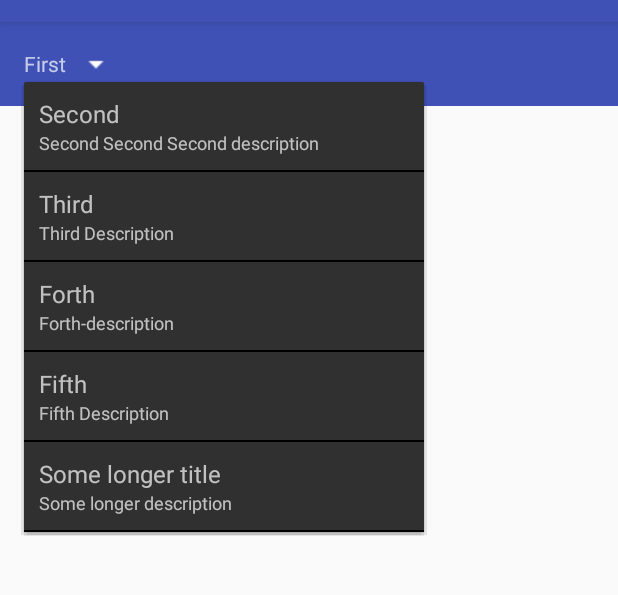
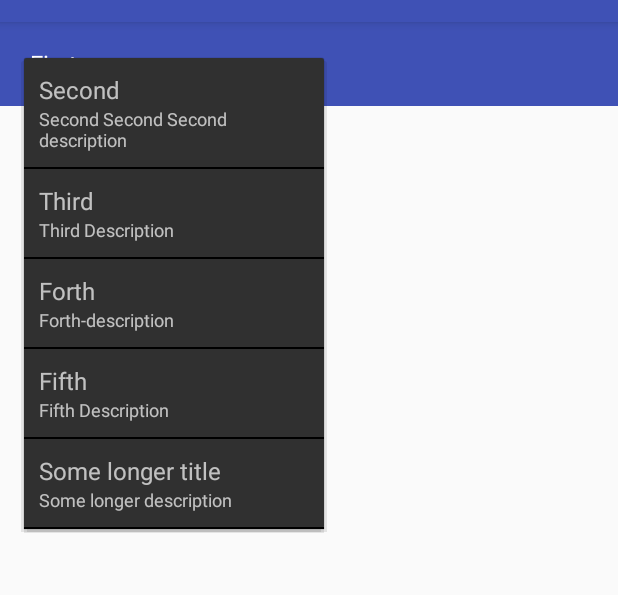
Before and after one commit to sagiyemi/custom-spinner, an Android app: the screen it shows after launch (MainActivity), after a tap on "First", on a phone screen of 412 x 824 dp, the part 62-657 px from its top. Run offline under Robolectric (Android 15) with nearby library versions, the phone set to English and light mode, and no system bars; 1 statement that could not run was skipped.

Commit message:
Add customization to spinner and dropdown, fix inflating dropdown items

```diff
--- a/library/src/main/java/com/autodesk/customspinner/CustomSpinner.java
+++ b/library/src/main/java/com/autodesk/customspinner/CustomSpinner.java
@@ -1,9 +1,13 @@
 package com.autodesk.customspinner;
 
 import android.content.Context;
+import android.content.res.ColorStateList;
 import android.content.res.TypedArray;
+import android.graphics.Color;
+import android.support.v4.view.GravityCompat;
 import android.support.v7.widget.ListPopupWindow;
 import android.util.AttributeSet;
+import android.util.TypedValue;
 import android.view.View;
 import android.widget.AdapterView;
 import android.widget.ImageView;
@@ -18,11 +22,16 @@ public class CustomSpinner<T extends SpinnerDropDownItem> extends LinearLayout i
 
     private static final String TAG = "CustomSpinner";
 
-    private int mDrawablePaddingLeft = Util.dpToPx(getContext(), 8f);
+    private int mDrawablePaddingLeft = Util.dpToPx(getContext(), 4f);
     private int mDrawablePaddingTop = Util.dpToPx(getContext(), 0f);
-    private int mDrawablePaddingRight = Util.dpToPx(getContext(), 8f);
+    private int mDrawablePaddingRight = Util.dpToPx(getContext(), 4f);
     private int mDrawablePaddingBottom = Util.dpToPx(getContext(), 0f);
     private int mDrawableRight = R.drawable.ic_keyboard_arrow_down_white_24dp;
+    private int mDropdownMaxHeight = ListPopupWindow.WRAP_CONTENT;
+    private int mDropdownVerticalOffset = Util.dpToPx(getContext(), 8f);
+    private int mDropdownWidth = Util.dpToPx(getContext(), 200f);
+    private ColorStateList mSpinnerTextColor;
+    private float mSpinnerTextSize;
     private boolean mHideSelectedItem = false;
 
     private TextView mTitle;
@@ -53,9 +62,10 @@ public class CustomSpinner<T extends SpinnerDropDownItem> extends LinearLayout i
         mPopup = new ListPopupWindow(context);
         mPopup.setOnItemClickListener(this);
         mPopup.setAnchorView(this);
-        mPopup.setWidth(400);
-        mPopup.setHeight(ListPopupWindow.WRAP_CONTENT);
+        mPopup.setWidth(mDropdownWidth);
+        mPopup.setHeight(mDropdownMaxHeight);
         mPopup.setModal(true);
+        mPopup.setDropDownGravity(GravityCompat.END);
 
         TypedArray attr = context.obtainStyledAttributes(attrs, R.styleable.CustomSpinner, 0, 0);
 
@@ -65,12 +75,31 @@ public class CustomSpinner<T extends SpinnerDropDownItem> extends LinearLayout i
         mDrawablePaddingBottom = attr.getDimensionPixelSize(R.styleable.CustomSpinner_cs_drawable_paddingBottom, mDrawablePaddingBottom);
         mDrawableRight = attr.getResourceId(R.styleable.CustomSpinner_cs_drawable_right, mDrawableRight);
         mHideSelectedItem = attr.getBoolean(R.styleable.CustomSpinner_cs_hide_selected_item, mHideSelectedItem);
+        mDropdownMaxHeight = attr.getDimensionPixelSize(R.styleable.CustomSpinner_cs_dropdown_max_height, mDropdownMaxHeight);
+        mDropdownWidth = attr.getDimensionPixelSize(R.styleable.CustomSpinner_cs_dropdown_width, mDropdownWidth);
+        mDropdownVerticalOffset = attr.getDimensionPixelSize(R.styleable.CustomSpinner_cs_dropdown_vertical_offset, mDropdownVerticalOffset);
+        mSpinnerTextColor = attr.getColorStateList(R.styleable.CustomSpinner_cs_spinner_text_color);
+        if (mSpinnerTextColor == null) {
+            mSpinnerTextColor = ColorStateList.valueOf(Color.WHITE);
+        }
+        mSpinnerTextSize = attr.getDimension(R.styleable.CustomSpinner_cs_spinner_text_size, getResources().getDimension(R.dimen.spinner_text_size));
+        final int openDirectionEnum = attr.getInteger(R.styleable.CustomSpinner_cs_dropdown_open_direction, 0);
+        mPopup.setDropDownGravity(openDirectionEnum == 0 ? GravityCompat.START : GravityCompat.END);
 
         attr.recycle();
 
         mIcon.setVisibility(GONE);
         mIcon.setImageResource(mDrawableRight);
         mIcon.setPadding(mDrawablePaddingLeft, mDrawablePaddingTop, mDrawablePaddingRight, mDrawablePaddingBottom);
+        mTitle.setTextColor(mSpinnerTextColor);
+        mTitle.setTextSize(TypedValue.COMPLEX_UNIT_PX, mSpinnerTextSize);
+    }
+
+    @Override
+    protected void onMeasure(int widthMeasureSpec, int heightMeasureSpec) {
+        super.onMeasure(widthMeasureSpec, heightMeasureSpec);
+        // Offset dropdown anchor to the top of the anchor view
+        mPopup.setVerticalOffset(-getMeasuredHeight() + mDropdownVerticalOffset);
     }
 
     public void setAdapter(CustomSpinnerAdapter<T> adapter) {
@@ -116,12 +145,12 @@ public class CustomSpinner<T extends SpinnerDropDownItem> extends LinearLayout i
     private void setSelectedItem(int position) {
         mAdapter.setSelectedItem(position);
         mAdapter.notifyDataSetChanged();
-        mTitle.setText(mAdapter.getSelectedItemTitle());
+        mTitle.setText(mAdapter.getSelectedItemTitle(getResources()));
     }
 
     public void setInitialSelectedItem(int position) {
         mAdapter.setInitialSelectedItem(position);
         mAdapter.notifyDataSetChanged();
-        mTitle.setText(mAdapter.getSelectedItemTitle());
+        mTitle.setText(mAdapter.getSelectedItemTitle(getResources()));
     }
 }
--- a/library/src/main/java/com/autodesk/customspinner/CustomSpinnerAdapter.java
+++ b/library/src/main/java/com/autodesk/customspinner/CustomSpinnerAdapter.java
@@ -1,6 +1,7 @@
 package com.autodesk.customspinner;
 
 import android.content.Context;
+import android.content.res.Resources;
 import android.support.annotation.LayoutRes;
 import android.support.annotation.NonNull;
 import android.view.LayoutInflater;
@@ -67,13 +68,18 @@ public class CustomSpinnerAdapter<T extends SpinnerDropDownItem> extends BaseAda
     @Override
     public View getView(int position, View view, ViewGroup viewGroup) {
         LayoutInflater inflater = (LayoutInflater) viewGroup.getContext().getSystemService(Context.LAYOUT_INFLATER_SERVICE);
-        final View view1 = inflater.inflate(mLayoutResId, null);
+        final View view1 = inflater.inflate(mLayoutResId, viewGroup, false);
         mViewBinder.bindView(view1, getItem(position));
         return view1;
     }
 
-    public String getSelectedItemTitle() {
-        return mItems.get(mSelectedItemPosition).spinnerTitle();
+    public String getSelectedItemTitle(Resources resources) {
+        final T item = mItems.get(mSelectedItemPosition);
+        if (item.spinnerTitleResId() != 0) {
+            return resources.getString(item.spinnerTitleResId());
+        } else {
+            return item.spinnerTitle();
+        }
     }
 
     public void setInitialSelectedItem(int selectedItemPosition) {
--- a/library/src/main/java/com/autodesk/customspinner/SpinnerDropDownItem.java
+++ b/library/src/main/java/com/autodesk/customspinner/SpinnerDropDownItem.java
@@ -1,4 +1,6 @@
 package com.autodesk.customspinner;
+
+import android.support.annotation.StringRes;
 
 /**
  * Created by sagiyemini on 25/12/2016.
@@ -8,4 +10,7 @@ public interface SpinnerDropDownItem {
 
     String spinnerTitle();
 
+    @StringRes
+    int spinnerTitleResId();
+
 }
--- a/library/src/main/res/layout/custom_spinner.xml
+++ b/library/src/main/res/layout/custom_spinner.xml
@@ -8,7 +8,9 @@
         android:id="@+id/title"
         android:layout_width="wrap_content"
         android:layout_height="match_parent"
-        android:gravity="center_vertical"/>
+        android:gravity="center_vertical"
+        android:paddingLeft="4dp"
+        android:paddingRight="4dp"/>
 
     <ImageView
         android:id="@+id/icon"
--- a/library/src/main/res/values/attrs.xml
+++ b/library/src/main/res/values/attrs.xml
@@ -8,6 +8,15 @@
         <attr name="cs_drawable_paddingLeft" format="dimension"/>
         <attr name="cs_drawable_paddingRight" format="dimension"/>
         <attr name="cs_drawable_paddingBottom" format="dimension"/>
+        <attr name="cs_dropdown_max_height" format="dimension"/>
+        <attr name="cs_dropdown_width" format="dimension"/>
+        <attr name="cs_dropdown_vertical_offset" format="dimension"/>
+        <attr name="cs_dropdown_open_direction" format="enum">
+            <enum name="right" value="0"/>
+            <enum name="left" value="1"/>
+        </attr>
+        <attr name="cs_spinner_text_color" format="reference|color"/>
+        <attr name="cs_spinner_text_size" format="dimension"/>
     </declare-styleable>
 
 </resources>
--- /dev/null
+++ b/library/src/main/res/values/dimens.xml
@@ -0,0 +1,6 @@
+<?xml version="1.0" encoding="utf-8"?>
+<resources>
+
+    <dimen name="spinner_text_size">16sp</dimen>
+
+</resources>
```
